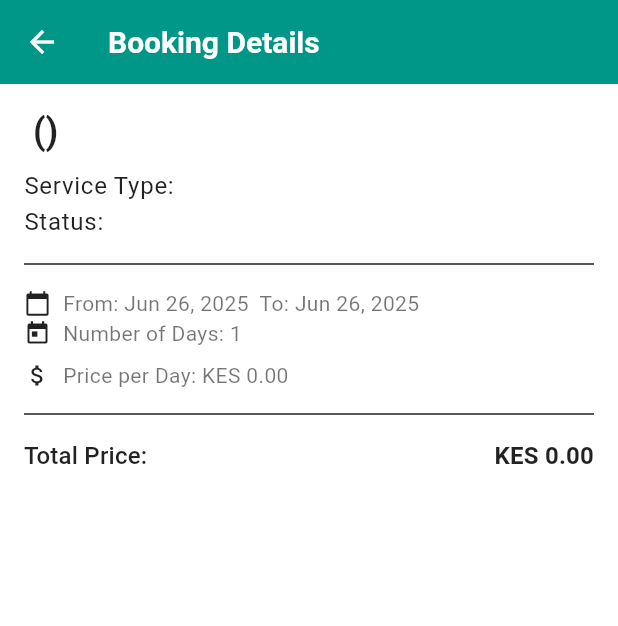
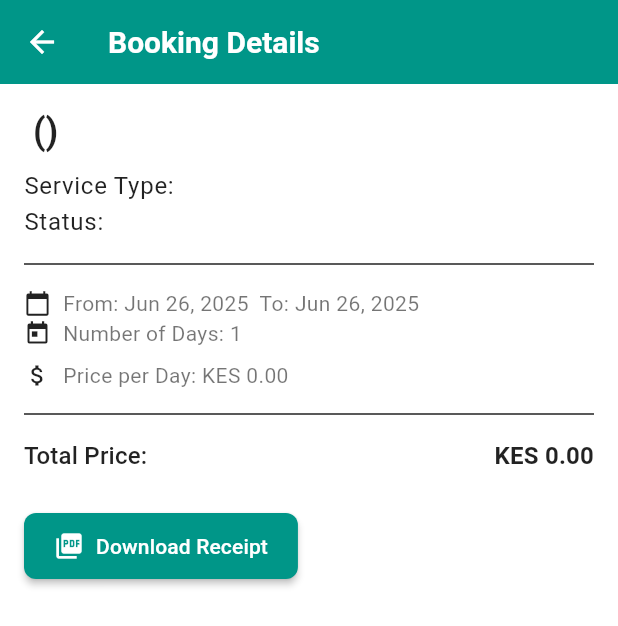
Before and after one commit to AMuthua/pawpal_1_0, a Flutter app: the BookingDetailsScreen screen opened directly with empty values, on a phone screen of 412 x 824 dp. Shown: the top 626 px of the screen. Run offline on Flutter 3.47's test engine with Material 3 defaults, Android fonts, the phone set to English and light mode, and no system bars; our stand-ins replace email_validator, flutter_dotenv, go_router, shared_preferences, supabase_flutter; accounts and stored records are empty.

Commit message:
Update my_bookings_screen.dart

```diff
--- a/lib/features/bookings/my_bookings_screen.dart
+++ b/lib/features/bookings/my_bookings_screen.dart
@@ -2,6 +2,10 @@
 import 'package:go_router/go_router.dart';
 import 'package:intl/intl.dart';
 import 'package:supabase_flutter/supabase_flutter.dart';
+
+import 'package:pawpal/services/pdf_receipt_service.dart';
+
+
 
 class MyBookingsScreen extends StatefulWidget {
   const MyBookingsScreen({super.key});
@@ -61,6 +65,19 @@
         } else {
           tempUpcoming.add(booking);
         }
+
+        // if (endDate.isBefore(now)) {
+        //   if (booking['status'] == 'approved') {
+        //     await _client
+        //       .from('bookings')
+        //       .update({'status': 'completed'})
+        //       .eq('id', booking['id']);
+        //     booking['status'] = 'completed'; // Update local object too
+        //   }
+        //   tempPast.add(booking);
+        // } else {
+        //   tempUpcoming.add(booking);
+        // }
       }
 
       if (mounted) {
@@ -398,6 +415,62 @@
                 ),
               ],
             ),
+                      const SizedBox(height: 24),
+
+          // ElevatedButton.icon(
+          //   onPressed: () {
+          //     generateAndHandleReceipt(booking); // 👈 This comes from your helper
+          //   },
+          //   icon: const Icon(Icons.picture_as_pdf, size: 20),
+          //   label: const Text('Download Receipt'),
+          //   style: ElevatedButton.styleFrom(
+          //     padding: const EdgeInsets.symmetric(horizontal: 20, vertical: 12),
+          //     backgroundColor: Theme.of(context).colorScheme.primary,
+          //     foregroundColor: Colors.white,
+          //     elevation: 2,
+          //     shape: RoundedRectangleBorder(
+          //       borderRadius: BorderRadius.circular(8),
+          //     ),
+          //     textStyle: Theme.of(context).textTheme.labelLarge,
+          //   ),
+          // ),
+
+            Row(
+                  mainAxisSize: MainAxisSize.min, // Prevents row from expanding
+                  children: [
+                    // Your existing button
+                    ElevatedButton.icon(
+                      onPressed: () {
+                        generateAndHandleReceipt(booking);
+                      },
+                      icon: const Icon(Icons.picture_as_pdf, size: 20),
+                      label: const Text('Download Receipt'),
+                      style: ElevatedButton.styleFrom(
+                        padding: const EdgeInsets.symmetric(horizontal: 20, vertical: 12),
+                        backgroundColor: Theme.of(context).colorScheme.primary,
+                        foregroundColor: Colors.white,
+                        elevation: 2,
+                        shape: RoundedRectangleBorder(
+                          borderRadius: BorderRadius.circular(8),
+                        ),
+                        textStyle: Theme.of(context).textTheme.labelLarge,
+                      ),
+                    ),
+
+                    SizedBox(width: 10), // Space between buttons
+
+                    // Additional buttons (example)
+                    // ElevatedButton.icon(
+                    //   onPressed: () {},
+                    //   icon: Icon(Icons.share),
+                    //   label: Text('Share'),
+                    //   style: ElevatedButton.styleFrom(
+                    //     // Your custom style
+                    //   ),
+                    // ),
+                  ],
+                )
+
           ],
         ),
       ),
```
